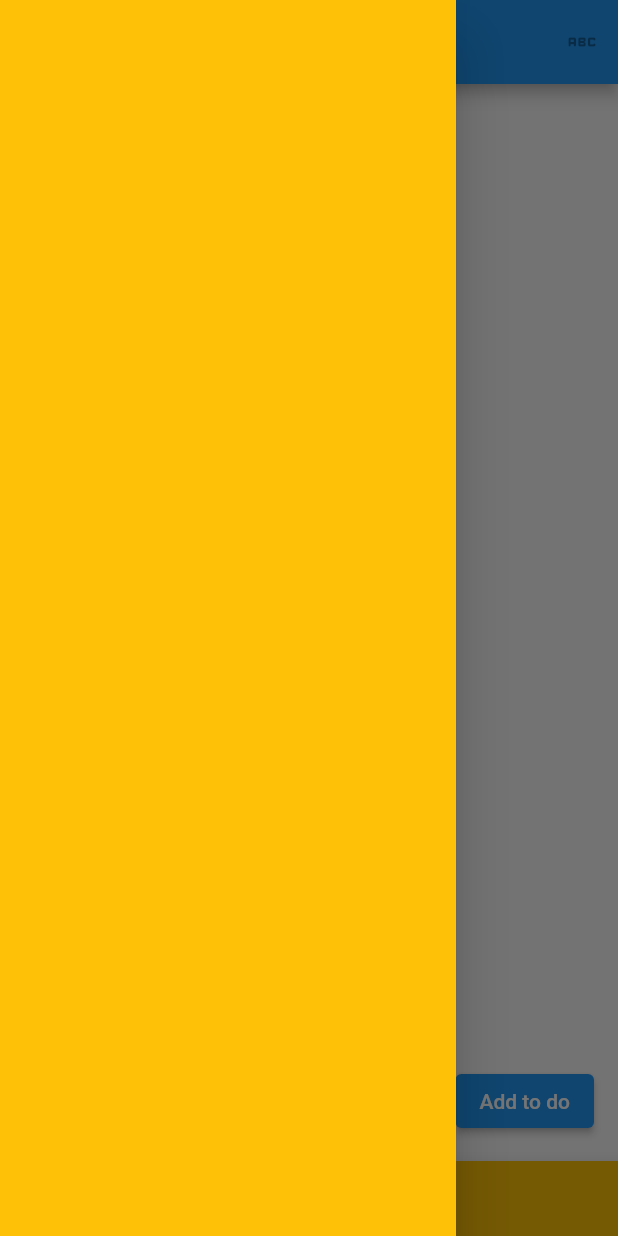
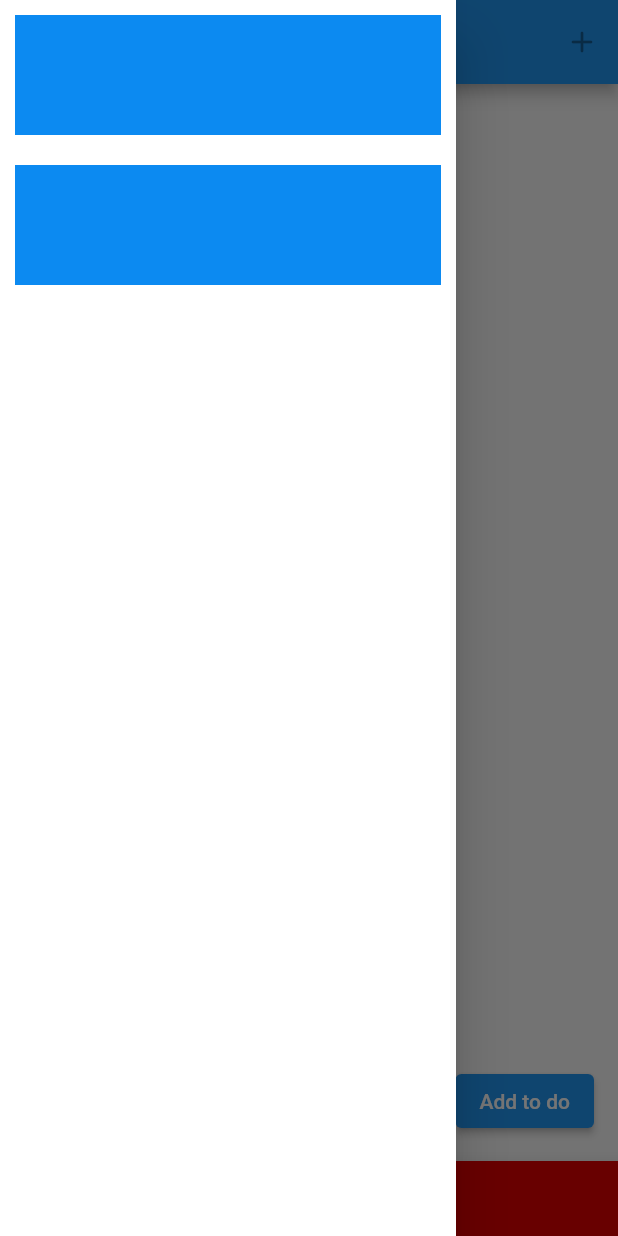
Before and after one commit to Kooalaa/todo_app, a Flutter app: the screen it shows after launch, with the side drawer open, on a phone screen of 412 x 824 dp. Run offline on Flutter 3.47's test engine with Material 2 defaults, Android fonts, the phone set to English and light mode, and no system bars.

Commit message:
Added own files for drawer and bottombar

```diff
--- /dev/null
+++ b/lib/bottombar.dart
@@ -0,0 +1,14 @@
+import 'package:flutter/material.dart';
+
+class bottomBar extends StatelessWidget {
+  const bottomBar({ Key? key }) : super(key: key);
+
+  @override
+  Widget build(BuildContext context) {
+    return BottomAppBar(
+          shape: const CircularNotchedRectangle(),
+          color: Color.fromARGB(255, 226, 0, 0),
+          child: Container(height: 50.0)
+    );
+  }
+}
--- /dev/null
+++ b/lib/drawer.dart
@@ -0,0 +1,34 @@
+import 'package:flutter/material.dart';
+
+class drawer extends StatelessWidget {
+  final text;
+
+  drawer(this.text);
+
+  @override
+  Widget build(BuildContext context) {
+    return Drawer(
+      backgroundColor: Color.fromARGB(255, 255, 255, 255),
+      child: Center(
+        child: Column(
+          children: [
+            Container(
+              margin: const EdgeInsets.all(10.0),
+              padding: EdgeInsets.only(left: 330, bottom: 50),
+              color: Color.fromARGB(255, 12, 138, 241),
+              width: 400.0,
+              height: 80.0,
+            ),
+            Container(
+               margin: const EdgeInsets.all(10.0),
+               padding: EdgeInsets.only(left: 330, bottom: 50),
+               color: Color.fromARGB(255, 12, 138, 241),
+               width: 400.0,
+               height: 80.0,
+            ),
+          ],
+        )
+        ),
+    );
+  }
+}
--- a/lib/main.dart
+++ b/lib/main.dart
@@ -1,7 +1,8 @@
 import 'package:flutter/material.dart';
 
 import 'todolist.dart';
-
+import './drawer.dart';
+import './bottombar.dart';
 void main() {
   runApp(const todoApp());
 }
@@ -40,16 +41,12 @@ class _todoAppState extends State<todoApp> {
   Widget build(BuildContext context) {
     return MaterialApp(
       home: Scaffold(
-        drawer: Drawer(backgroundColor: Colors.amber),
-        bottomNavigationBar: BottomAppBar(
-          shape: const CircularNotchedRectangle(),
-          color: Colors.amber,
-          child: Container(height: 50.0)
-        ),
+        drawer: drawer(toDos),
+        bottomNavigationBar: bottomBar(),
         appBar: AppBar(
           title: const Text('TodoApp'),
           actions: <Widget>[
-            IconButton(onPressed: null, icon: Icon(Icons.abc_rounded))
+            IconButton(onPressed: null, icon: Icon(Icons.add_rounded))
           ],
           ),
         body: toDoList(
```
